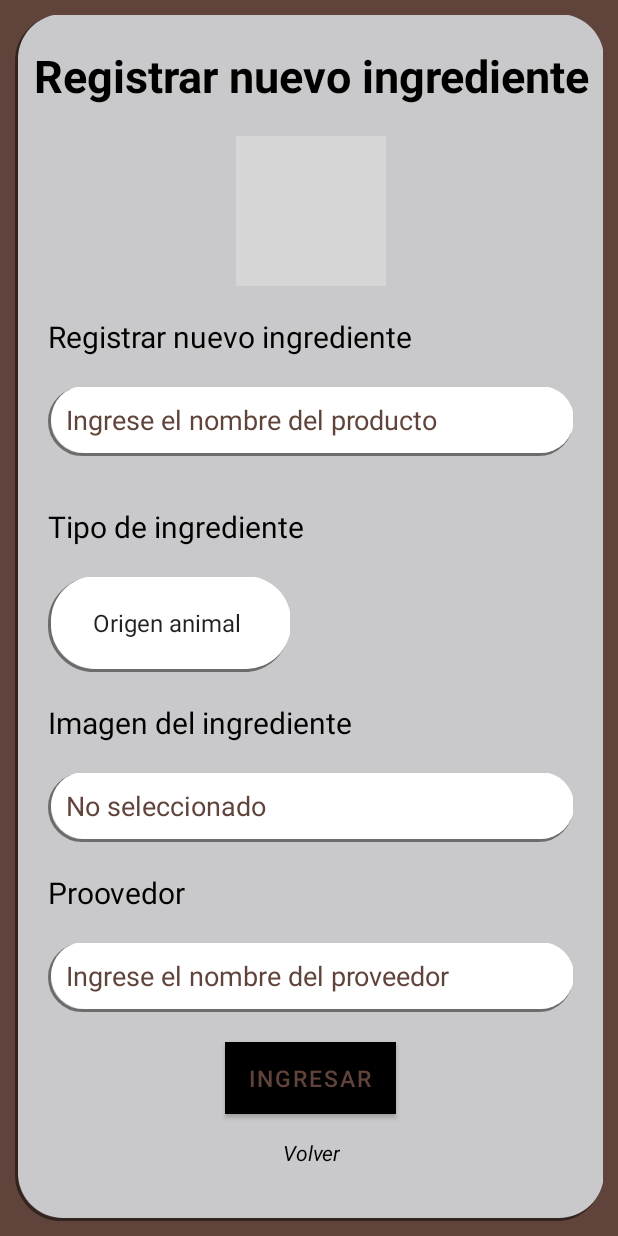
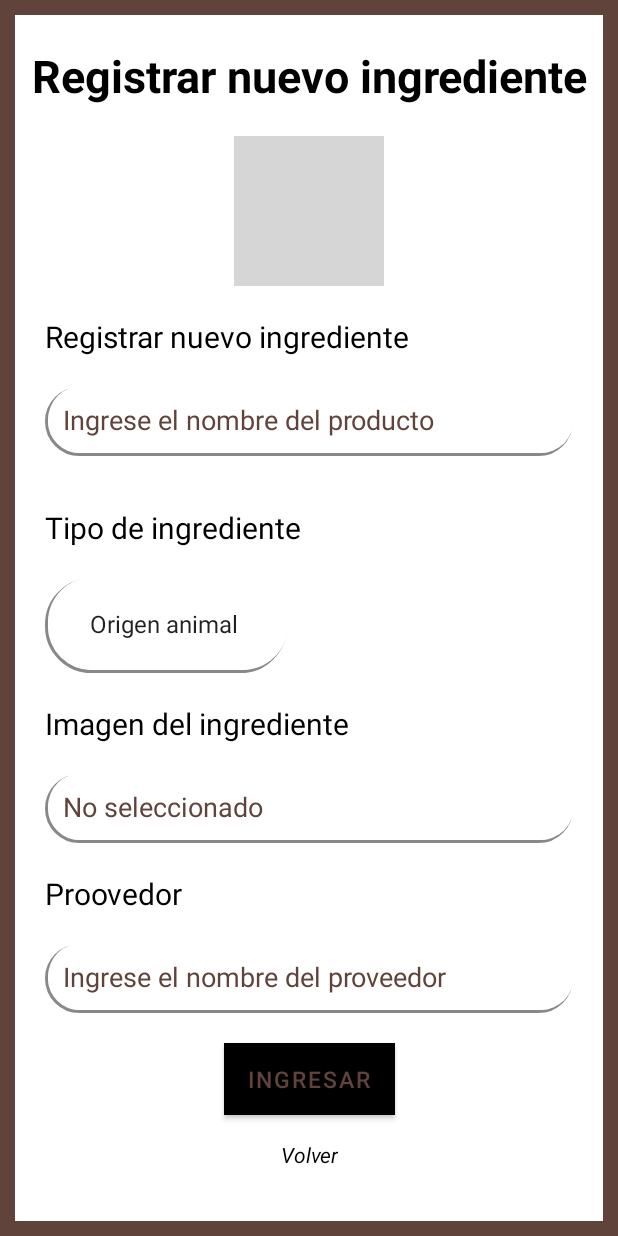
Before and after one commit to Azulioos/DM_Pasteleria, an Android app: the Pe_admin_agregari screen opened directly, with no data from a screen before it, on a phone screen of 412 x 824 dp. Run offline under Robolectric (Android 15) with nearby library versions, the phone set to English and light mode, and no system bars; our stand-ins replace Firebase (no records; nobody signed in at launch, a user with empty details on screens opened directly); 1 statement that could not run was skipped; grey boxes are pictures that could not be loaded.

Commit message:
El boton recurso gris lo cambié para ver si podía arreglar el error de android link resource failed, pero no pude.

```diff
--- a/app/src/main/res/layout/activity_pe_admin_agregari.xml
+++ b/app/src/main/res/layout/activity_pe_admin_agregari.xml
@@ -16,10 +16,9 @@
         <androidx.constraintlayout.widget.ConstraintLayout
             android:layout_width="match_parent"
             android:layout_height="wrap_content"
-
             android:layout_margin="10dp"
             android:layout_marginBottom="200dp"
-            android:background="@drawable/recurso_boton_gris"
+            android:background="@color/white"
             android:orientation="vertical">
 
 
@@ -47,7 +46,8 @@
                 android:src="@drawable/icono_ingredientes"
                 app:layout_constraintEnd_toEndOf="parent"
                 app:layout_constraintStart_toStartOf="parent"
-                app:layout_constraintTop_toBottomOf="@+id/textView2" />
+                app:layout_constraintTop_toBottomOf="@+id/textView2"
+                tools:ignore="ContentDescription" />
 
 
             <TextView
--- a/app/src/main/res/layout/activity_pe_inicio.xml
+++ b/app/src/main/res/layout/activity_pe_inicio.xml
@@ -80,8 +80,7 @@
             android:onClick="Inicio"
             app:layout_constraintEnd_toEndOf="parent"
             app:layout_constraintStart_toStartOf="parent"
-            app:layout_constraintTop_toBottomOf="@+id/boton_inicio_registro"
-            />
+            app:layout_constraintTop_toBottomOf="@+id/boton_inicio_registro" />
 
 
     </androidx.constraintlayout.widget.ConstraintLayout>
--- a/app/src/main/res/layout/activity_pe_iniciodesesion.xml
+++ b/app/src/main/res/layout/activity_pe_iniciodesesion.xml
@@ -188,7 +188,7 @@
 
 
             <Button
-                android:id="@+id/verificar_inicio"
+                android:id="@+id/boton_1"
                 android:layout_width="wrap_content"
                 android:layout_height="wrap_content"
                 android:background="@color/black"
@@ -215,7 +215,7 @@
                 android:textStyle="italic"
                 app:layout_constraintBottom_toBottomOf="parent"
                 app:layout_constraintStart_toStartOf="parent"
-                app:layout_constraintTop_toBottomOf="@+id/verificar_inicio"
+                app:layout_constraintTop_toBottomOf="@+id/boton_1"
                 app:layout_constraintVertical_bias="0.483" />
 
             <TextView
@@ -232,7 +232,7 @@
                 app:layout_constraintBottom_toBottomOf="parent"
                 app:layout_constraintEnd_toEndOf="parent"
                 app:layout_constraintStart_toEndOf="@+id/ir_a_pantallaregistro"
-                app:layout_constraintTop_toBottomOf="@+id/verificar_inicio" />
+                app:layout_constraintTop_toBottomOf="@+id/boton_1" />
         </androidx.constraintlayout.widget.ConstraintLayout>
 
 
```
Also changed, not shown: app/src/main/java/com/example/dmpasteleria/Pe_iniciodesesion.java (+12 -35 lines), app/src/main/res/drawable/resource_gray_button.xml (renamed from app/src/main/res/drawable/recurso_boton_gris.xml).
